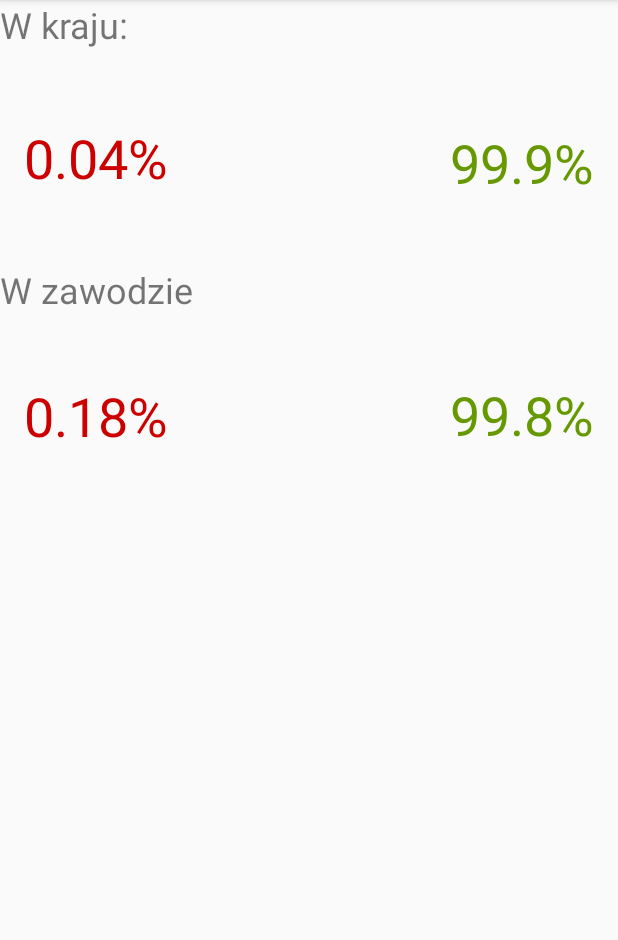
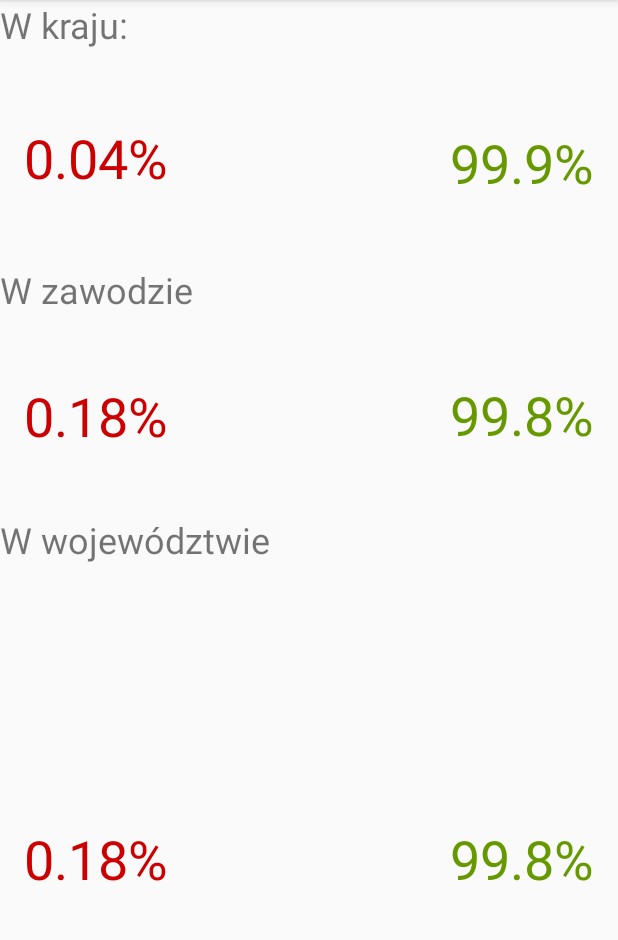
Before and after one commit to plasma0/salaryproject, an Android app: the Results screen opened directly, with no data from a screen before it, on a phone screen of 412 x 824 dp, the part 84-1024 px from its top. Run offline under Robolectric (Android 15) with nearby library versions, the phone set to English and light mode, and no system bars.

Commit message:
Dodanie porównywarki zawodów na tle województwa

```diff
--- a/PorownajPensje2/app/src/main/java/pl/krakow/uek/porownajpensje2/MainActivity.java
+++ b/PorownajPensje2/app/src/main/java/pl/krakow/uek/porownajpensje2/MainActivity.java
@@ -28,6 +28,9 @@ public class MainActivity extends AppCompatActivity {
         super.onCreate(savedInstanceState);
         setContentView(R.layout.activity_main);
         new WebT().execute(2,4,6,8,10,12,14,16,18,20,22,24,26,28,30,32,34,36,38);
+        String[] voivod = {"dolnośląskie","kujawsko-pomorskie","lubelskie","lubuskie","łódzkie","małopolskie","mazowieckie","opolskie","podkarpackie","podlaskie","pomorskie","śląskie","świętokrzyskie","warmińsko-mazurskie","wielkopolskie","zachodnio-pomorskie"};
+        ArrayAdapter<String> voi = new ArrayAdapter<String>(getBaseContext(),R.layout.support_simple_spinner_dropdown_item,voivod);
+        ((Spinner)findViewById(R.id.spinner2)).setAdapter(voi);
     }
 
     public void calculate(View view) {
@@ -37,6 +40,8 @@ public class MainActivity extends AppCompatActivity {
         SharedPreferences.Editor SPe = SP.edit();
         SPe.putString("SELECT",selection);
         SPe.putInt("SALARY",salary);
+        String viovodeship = ((Spinner)findViewById(R.id.spinner2)).getSelectedItem().toString();
+        SPe.putString("VOIV",viovodeship);
         SPe.commit();
         Intent i = new Intent(this,Results.class);
         startActivity(i);
--- a/PorownajPensje2/app/src/main/java/pl/krakow/uek/porownajpensje2/Results.java
+++ b/PorownajPensje2/app/src/main/java/pl/krakow/uek/porownajpensje2/Results.java
@@ -62,5 +62,36 @@ public class Results extends AppCompatActivity {
         String cM = cmore.toString().substring(0,4)+"%";
         ((TextView)findViewById(R.id.textView5)).setText(cL);
         ((TextView)findViewById(R.id.textView6)).setText(cM);
+
+        String voivodeship = SP.getString("VOIV","");
+        Double vmean;
+        switch (voivodeship)
+        {
+            case "dolnośląskie":vmean=3192.58;break;
+            case "kujawsko-pomorskie":vmean=2749.95;break;
+            case "lubelskie":vmean=2811.04;break;
+            case "lubuskie":vmean=2735.24;break;
+            case "łódzkie":vmean=2861.38;break;
+            case "małopolskie":vmean=3213.92;break;
+            case "mazowieckie":vmean=3914.48;break;
+            case "opolskie":vmean=2948.52;break;
+            case "podkarpackie":vmean=2688.07;break;
+            case "podlaskie":vmean=2708.63;break;
+            case "pomorskie":vmean=3352.19;break;
+            case "śląskie":vmean=3343.76;break;
+            case "świętokrzyskie":vmean=2729.18;break;
+            case "warmińsko-mazurskie":vmean=2594.63;break;
+            case "wielkopolskie":vmean=2935.61;break;
+            case "zachodniopomorskie":vmean=2948.52;break;
+            default:vmean=0.0;break;
+        }
+        Double vless = calculateSub(ds,2,vmean);
+        Double vmore = 1 - vless;
+        vless = vless * 100;
+        vmore = vmore * 100;
+        String vL = vless.toString().substring(0,4)+"%";
+        String vM = vmore.toString().substring(0,4)+"%";
+        ((TextView)findViewById(R.id.textView10)).setText(vL);
+        ((TextView)findViewById(R.id.textView11)).setText(vM);
     }
 }
--- a/PorownajPensje2/app/src/main/res/layout/results.xml
+++ b/PorownajPensje2/app/src/main/res/layout/results.xml
@@ -77,4 +77,40 @@
             app:layout_constraintTop_toTopOf="parent"
             app:layout_constraintVertical_bias="0.505" />
     </android.support.constraint.ConstraintLayout>
+
+    <TextView
+        android:id="@+id/textView2"
+        android:layout_width="match_parent"
+        android:layout_height="wrap_content"
+        android:text="W województwie"
+        android:textSize="24sp" />
+
+    <android.support.constraint.ConstraintLayout
+        android:layout_width="match_parent"
+        android:layout_height="match_parent">
+
+        <TextView
+            android:id="@+id/textView11"
+            android:layout_width="wrap_content"
+            android:layout_height="wrap_content"
+            android:layout_marginRight="16dp"
+            android:text="0"
+            android:textColor="@android:color/holo_green_dark"
+            android:textSize="36sp"
+            app:layout_constraintBottom_toBottomOf="parent"
+            app:layout_constraintRight_toRightOf="parent"
+            app:layout_constraintTop_toTopOf="parent" />
+
+        <TextView
+            android:id="@+id/textView10"
+            android:layout_width="wrap_content"
+            android:layout_height="wrap_content"
+            android:layout_marginLeft="16dp"
+            android:text="0"
+            android:textColor="@android:color/holo_red_dark"
+            android:textSize="36sp"
+            app:layout_constraintBottom_toBottomOf="parent"
+            app:layout_constraintLeft_toLeftOf="parent"
+            app:layout_constraintTop_toTopOf="parent" />
+    </android.support.constraint.ConstraintLayout>
 </LinearLayout>
```
Also changed, not shown: PorownajPensje2/app/src/main/res/layout/activity_main.xml (+12 -2 lines), application/app/src/main/res/layout/activity_main.xml (+4 -6 lines).
